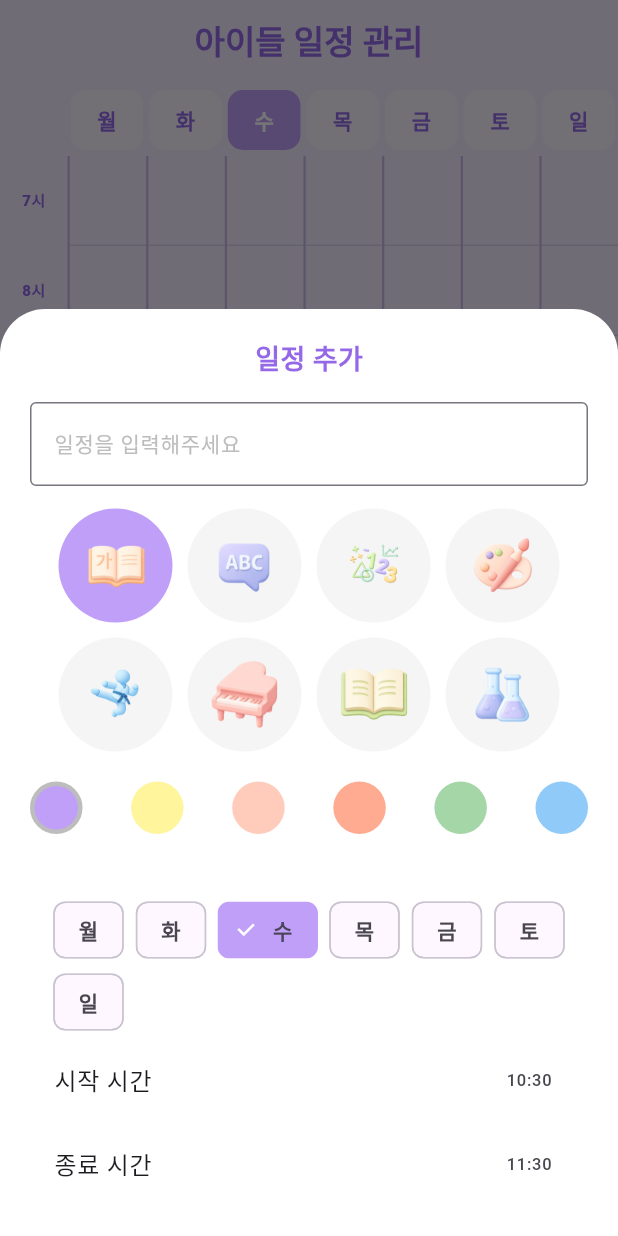
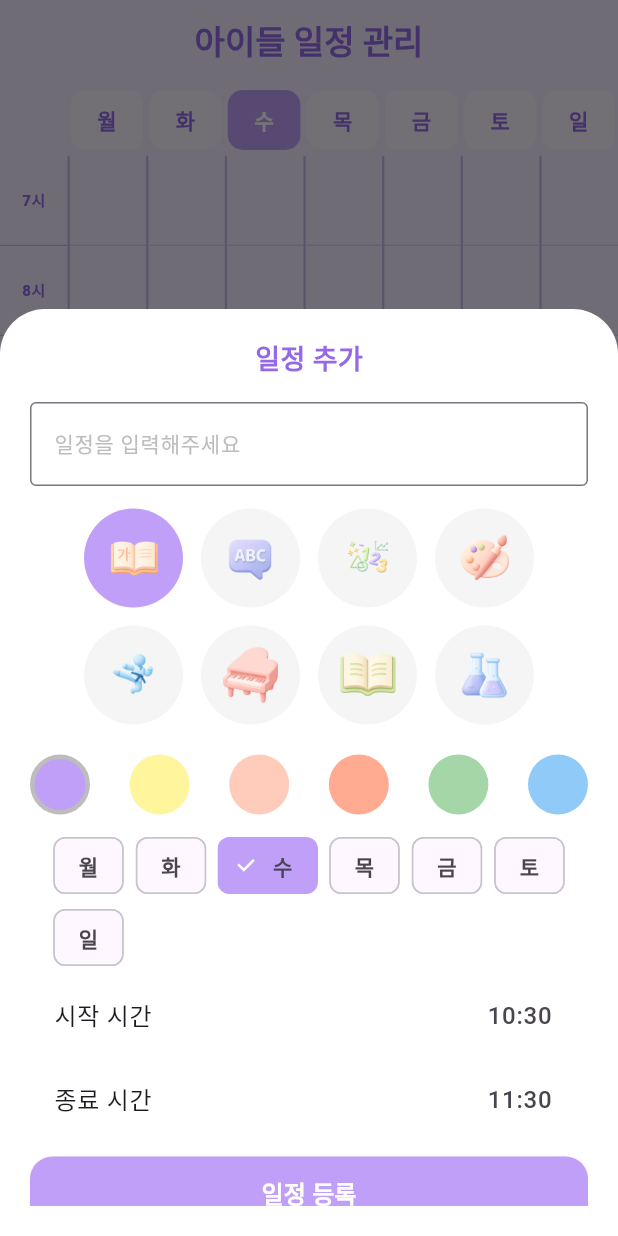
Before and after one commit to grey-shack-it/LaRa_Timetable, a Flutter app: the screen it shows after launch, after a tap on the "add" icon, on a phone screen of 412 x 824 dp. Run offline on Flutter 3.47's test engine with Material 3 defaults, Android fonts, the phone set to English and light mode, and no system bars; our stand-ins replace get, hive, hive_flutter; accounts and stored records are empty.

Commit message:
일정 아이콘 추가 전 - 앱아이콘_폰트 등 수정 완료

```diff
--- a/lib/modules/home/home_view.dart
+++ b/lib/modules/home/home_view.dart
@@ -94,8 +94,21 @@ class HomeView extends StatelessWidget {
                         child: Column(
                           children: List.generate(
                             totalHours,
-                            (i) => SizedBox(
+                            (i) => Container(
+                              // 🎯 SizedBox를 Container로 변경
                               height: 60,
+                              decoration: BoxDecoration(
+                                // 🎯 테두리 선 추가
+                                border: Border(
+                                  bottom: BorderSide(
+                                    // 일정표 안의 선과 색상/두께를 맞추는 게 중요합니다!
+                                    color: AppColors.gridLine.withValues(
+                                      alpha: 0.8,
+                                    ),
+                                    width: 0.8,
+                                  ),
+                                ),
+                              ),
                               child: Center(
                                 child: Text(
                                   '${start + i}시',
@@ -338,6 +351,13 @@ class HomeView extends StatelessWidget {
                   fontSize: 10,
                   fontWeight: FontWeight.w900,
                   decoration: TextDecoration.none,
+                  shadows: [
+                    Shadow(
+                      color: Color.fromARGB(255, 99, 98, 98),
+                      offset: Offset(0.5, 0.5),
+                      blurRadius: 3.0,
+                    ),
+                  ],
                 ),
               ),
             ),
@@ -445,8 +465,8 @@ class HomeView extends StatelessWidget {
               const SizedBox(height: 15),
               Obx(
                 () => Wrap(
-                  spacing: 10,
-                  runSpacing: 10,
+                  spacing: 12,
+                  runSpacing: 12,
                   children: academyImages.keys
                       .map(
                         (name) => GestureDetector(
@@ -459,7 +479,7 @@ class HomeView extends StatelessWidget {
                                   : Colors.grey[100],
                               shape: BoxShape.circle,
                             ),
-                            child: _buildAcademyIcon(name, size: 60),
+                            child: _buildAcademyIcon(name, size: 50),
                           ),
                         ),
                       )
@@ -475,8 +495,8 @@ class HomeView extends StatelessWidget {
                     return GestureDetector(
                       onTap: () => selectedColor.value = color,
                       child: Container(
-                        width: 35,
-                        height: 35,
+                        width: 40,
+                        height: 40,
                         decoration: BoxDecoration(
                           color: color,
                           shape: BoxShape.circle,
@@ -493,8 +513,7 @@ class HomeView extends StatelessWidget {
                   }).toList(),
                 ),
               ),
-              const SizedBox(height: 20),
-              const SizedBox(height: 20),
+              const SizedBox(height: 10),
               Obx(
                 () => Wrap(
                   spacing: 7,
@@ -524,6 +543,7 @@ class HomeView extends StatelessWidget {
                 trailing: Obx(
                   () => Text(
                     '${startTime.value.hour}:${startTime.value.minute.toString().padLeft(2, '0')}',
+                    style: TextStyle(fontSize: 16),
                   ),
                 ),
                 onTap: () =>
@@ -534,6 +554,7 @@ class HomeView extends StatelessWidget {
                 trailing: Obx(
                   () => Text(
                     '${endTime.value.hour}:${endTime.value.minute.toString().padLeft(2, '0')}',
+                    style: TextStyle(fontSize: 16),
                   ),
                 ),
                 onTap: () =>
@@ -570,6 +591,7 @@ class HomeView extends StatelessWidget {
                 child: const Text(
                   '일정 등록',
                   style: TextStyle(
+                    fontSize: 16,
                     color: Colors.white,
                     fontWeight: FontWeight.bold,
                   ),
@@ -679,7 +701,7 @@ class HomeView extends StatelessWidget {
                                   : Colors.grey[100],
                               shape: BoxShape.circle,
                             ),
-                            child: _buildAcademyIcon(name, size: 60),
+                            child: _buildAcademyIcon(name, size: 50),
                           ),
                         ),
                       )
@@ -712,7 +734,7 @@ class HomeView extends StatelessWidget {
                   }).toList(),
                 ),
               ),
-              const SizedBox(height: 20),
+              const SizedBox(height: 10),
               Obx(
                 () => Wrap(
                   spacing: 7,
@@ -734,6 +756,7 @@ class HomeView extends StatelessWidget {
                 trailing: Obx(
                   () => Text(
                     '${startTime.value.hour}:${startTime.value.minute.toString().padLeft(2, '0')}',
+                    style: TextStyle(fontSize: 16),
                   ),
                 ),
                 onTap: () =>
@@ -744,6 +767,7 @@ class HomeView extends StatelessWidget {
                 trailing: Obx(
                   () => Text(
                     '${endTime.value.hour}:${endTime.value.minute.toString().padLeft(2, '0')}',
+                    style: TextStyle(fontSize: 16),
                   ),
                 ),
                 onTap: () =>
@@ -771,6 +795,7 @@ class HomeView extends StatelessWidget {
                 child: const Text(
                   '수정 완료',
                   style: TextStyle(
+                    fontSize: 16,
                     color: Colors.white,
                     fontWeight: FontWeight.bold,
                   ),
```
Also changed, not shown: assets/images/app_icon(old).png (added), assets/images/app_icon.png, 32 other files.
